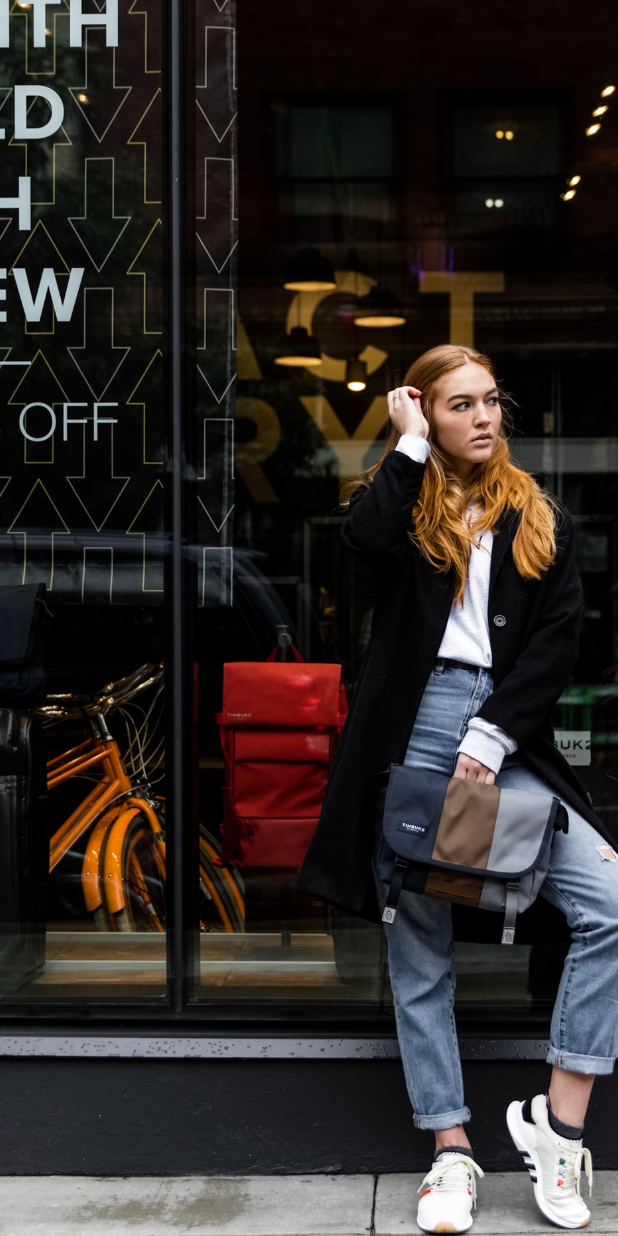
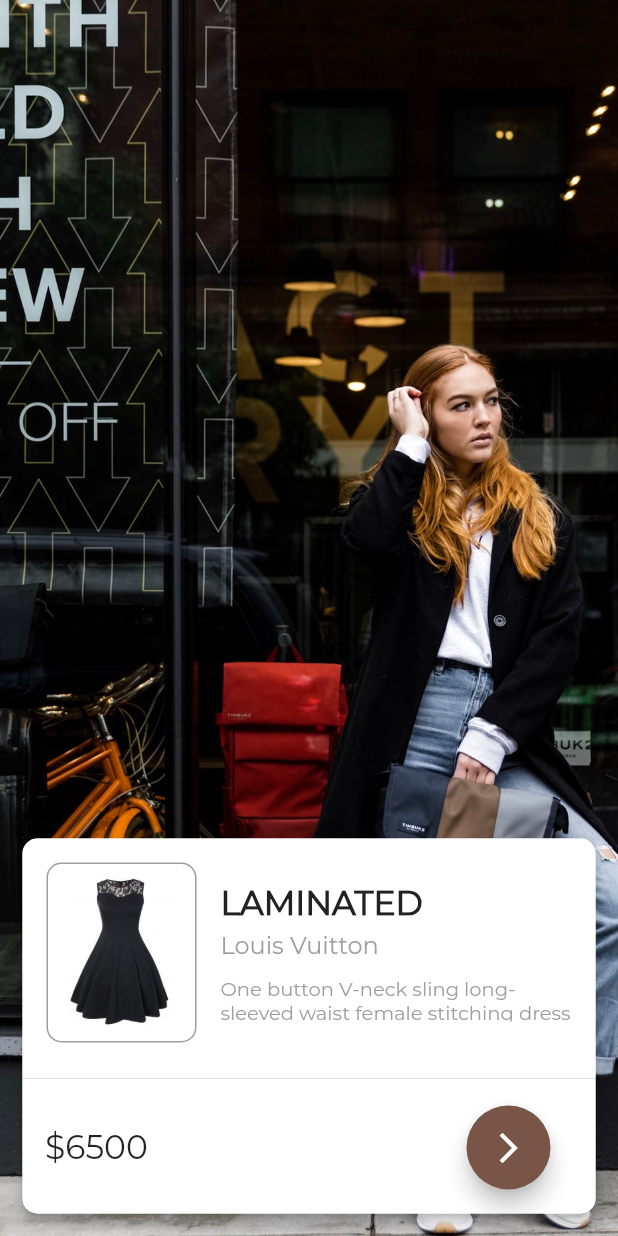
Before and after one commit to mustafauys/Discovery, a Flutter app: the Detay screen opened directly, on a phone screen of 412 x 824 dp. Run offline on Flutter 3.47's test engine with Material 2 defaults, Android fonts, the phone set to English and light mode, and no system bars.

Commit message:
Completing the Detail Page

```diff
--- a/lib/detay.dart
+++ b/lib/detay.dart
@@ -13,7 +13,9 @@ class _DetayState extends State<Detay> {
   @override
   Widget build(BuildContext context) {
     return Scaffold(
-      body: Hero(
+      body: Stack(
+        children: [
+          Hero(
             tag: 'assets/modelgrid1.jpeg',
             child: Container(
               width: MediaQuery.of(context).size.width,
@@ -23,6 +25,97 @@ class _DetayState extends State<Detay> {
                       image: AssetImage(widget.imgPath), fit: BoxFit.cover)),
             ),
           ),
+          Positioned(
+            left: 15,
+            right: 15,
+            bottom: 15,
+            child: Material(
+              borderRadius: BorderRadius.circular(10),
+              elevation: 4,
+              child: Container(
+                height: 250,
+                width: MediaQuery.of(context).size.width - 30,
+                decoration: BoxDecoration(
+                    color: Colors.white,
+                    borderRadius: BorderRadius.circular(10)),
+                child: Column(
+                  children: [
+                    Row(
+                      children: [
+                        Padding(
+                          padding: const EdgeInsets.all(16.0),
+                          child: Container(
+                            height: 120,
+                            width: 100,
+                            decoration: BoxDecoration(
+                              borderRadius: BorderRadius.circular(10),
+                              border: Border.all(color: Colors.grey),
+                              image: DecorationImage(
+                                  image: AssetImage('assets/dress.jpg'),
+                                  fit: BoxFit.contain),
+                            ),
+                          ),
+                        ),
+                        Column(
+                          crossAxisAlignment: CrossAxisAlignment.start,
+                          children: [
+                            Text(
+                              "LAMINATED",
+                              style: TextStyle(
+                                  fontSize: 22,
+                                  fontFamily: 'Montserrat',
+                                  fontWeight: FontWeight.bold),
+                            ),
+                            SizedBox(height: 5),
+                            Text(
+                              "Louis Vuitton",
+                              style: TextStyle(
+                                  fontSize: 16,
+                                  fontFamily: 'Montserrat',
+                                  color: Colors.grey),
+                            ),
+                            SizedBox(height: 10),
+                            Container(
+                              height: 30,
+                              width: MediaQuery.of(context).size.width - 170,
+                              child: Text(
+                                "One button V-neck sling long-sleeved waist female stitching dress",
+                                style: TextStyle(
+                                    fontSize: 13,
+                                    fontFamily: 'Montserrat',
+                                    color: Colors.grey),
+                              ),
+                            ),
+                          ],
+                        ),
+                      ],
+                    ),
+                    Divider(),
+
+                    Padding(
+                      padding: const EdgeInsets.only(left: 15, top: 10, bottom: 2),
+                      child: Row(
+                        mainAxisAlignment: MainAxisAlignment.spaceBetween,
+                        children: [
+                          Text('\$6500', style: TextStyle(fontFamily: 'Montserrat', fontSize: 22),),
+                          Container(
+                            margin: EdgeInsets.only(right: 30),
+                            child: FloatingActionButton(
+                              onPressed: (){},
+                              child: Icon(Icons.arrow_forward_ios),
+                              backgroundColor: Colors.brown,
+                            ),
+                          ),
+                        ],
+                      ),
+                    ),
+                  ],
+                ),
+              ),
+            ),
+          ),
+        ],
+      ),
     );
   }
 }
```
Lines whose indentation alone changed are shown as unchanged.
